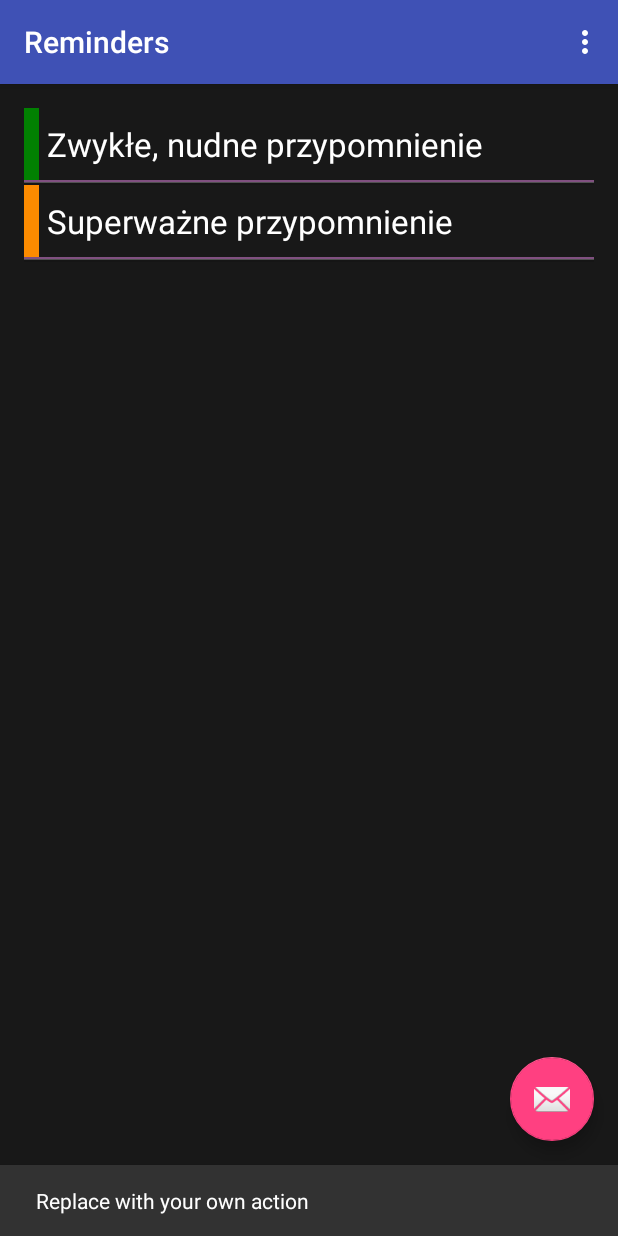
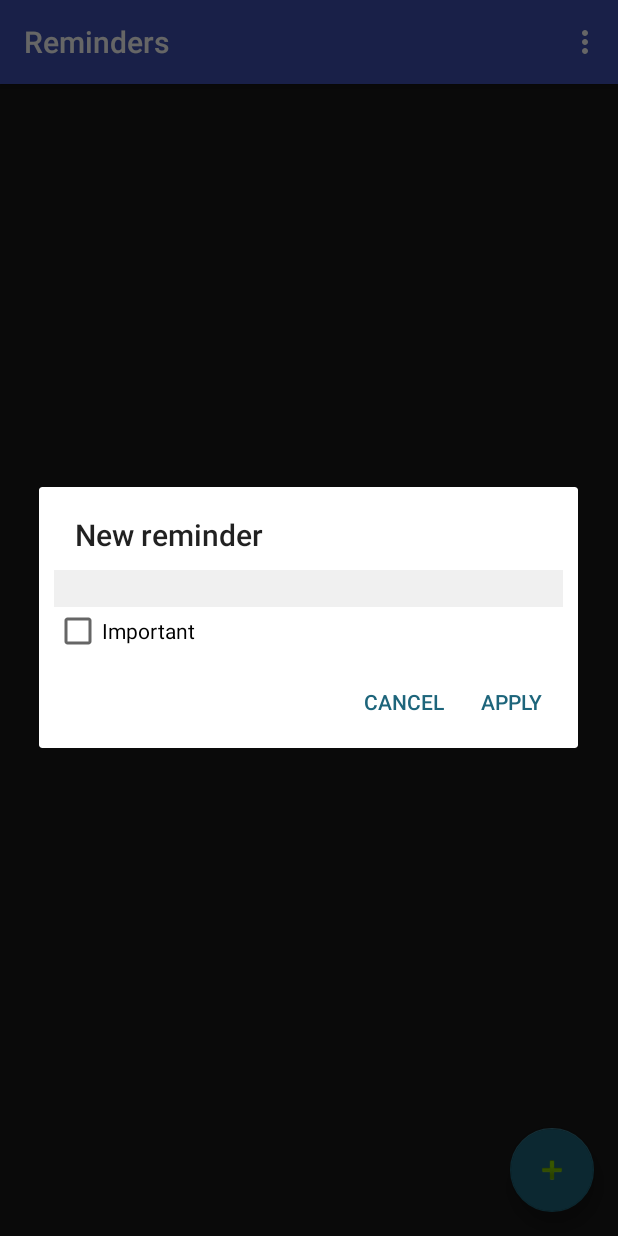
Before and after one commit to tombuczynski/reminder, an Android app: the screen it shows after launch (RemindersActivity), after a tap on an icon or button, on a phone screen of 412 x 824 dp. Run offline under Robolectric (Android 15) with nearby library versions, the phone set to English and light mode, and no system bars.

Commit message:
Docelowa funkcjonalność

```diff
--- a/app/src/main/java/com/apress/gerber/reminders/RemindersActivity.java
+++ b/app/src/main/java/com/apress/gerber/reminders/RemindersActivity.java
@@ -12,12 +12,15 @@ import android.support.v7.app.AppCompatActivity;
 import android.support.v7.widget.Toolbar;
 import android.util.Log;
 import android.view.ActionMode;
+import android.view.LayoutInflater;
 import android.view.MenuInflater;
 import android.view.View;
 import android.view.Menu;
 import android.view.MenuItem;
 import android.widget.AbsListView;
 import android.widget.AdapterView;
+import android.widget.CheckBox;
+import android.widget.EditText;
 import android.widget.ListView;
 import android.widget.Toast;
 
@@ -39,8 +42,9 @@ public class RemindersActivity extends AppCompatActivity {
         fab.setOnClickListener(new View.OnClickListener() {
             @Override
             public void onClick(View view) {
-                Snackbar.make(view, "Replace with your own action", Snackbar.LENGTH_LONG)
-                        .setAction("Action", null).show();
+//                Snackbar.make(view, "Replace with your own action", Snackbar.LENGTH_LONG)
+//                        .setAction("Action", null).show();
+                fireEditDialog(null);
             }
         });
 
@@ -48,9 +52,11 @@ public class RemindersActivity extends AppCompatActivity {
         mRemindersDB.open();
 
 
+/*
         if (savedInstanceState == null) {
             mRemindersDB.insertSomeReminders();
         }
+*/
 
 
         Cursor cur = mRemindersDB.fetchAll();
@@ -86,6 +92,7 @@ public class RemindersActivity extends AppCompatActivity {
 
         switch (id) {
             case R.id.action_new:
+                fireEditDialog(null);
                 return true;
 
             case R.id.action_exit:
@@ -106,13 +113,68 @@ public class RemindersActivity extends AppCompatActivity {
             dialBuilder.setItems(R.array.listitem_choice, new DialogInterface.OnClickListener() {
                 @Override
                 public void onClick(DialogInterface dialog, int which) {
-                    Toast.makeText(RemindersActivity.this, "Pos:" + position + ", Id:" + id + ", Which:" + which, Toast.LENGTH_SHORT).show();
+                    switch (which) {
+                        case 0:
+                            fireEditDialog(mRemindersDB.fetchReminder((int)id));
+                            break;
+
+                        case 1:
+                            mRemindersDB.delete(id);
+                            mCursorAdapter.changeCursor(mRemindersDB.fetchAll());
+                            break;
+
+                        default:
+                            Toast.makeText(RemindersActivity.this, "Pos:" + position + ", Id:" + id + ", Which:" + which, Toast.LENGTH_SHORT).show();
+                            break;
+                    }
 
                 }
             });
 
             dialBuilder.show();
         }
+    }
+
+    void fireEditDialog(final Reminder reminder) {
+        AlertDialog.Builder dialBuilder = new AlertDialog.Builder(this);
+
+        dialBuilder.setTitle(R.string.edit_dial_title_new);
+
+        LayoutInflater li = getLayoutInflater();
+        View v = li.inflate(R.layout.edit_dialog_view, null);
+        dialBuilder.setView(v);
+
+        final EditText editTextContent = (EditText)v.findViewById(R.id.editTextContent);
+        final CheckBox checkBoxImportant = (CheckBox) v.findViewById(R.id.checkBoxImportant);
+
+        if (reminder != null) {
+            editTextContent.setText(reminder.getContent());
+            checkBoxImportant.setChecked(reminder.getImportant() != 0);
+
+            dialBuilder.setTitle(R.string.edit_dial_title_edit);
+        }
+
+        dialBuilder.setPositiveButton(R.string.edit_dial_pos_button, new DialogInterface.OnClickListener() {
+            @Override
+            public void onClick(DialogInterface dialog, int which) {
+                String content = editTextContent.getText().toString();
+                boolean important = checkBoxImportant.isChecked();
+                if (reminder != null) {
+                    mRemindersDB.update(reminder.getId(), content, important);
+                } else {
+                    mRemindersDB.insert(content, important);
+                }
+                mCursorAdapter.changeCursor(mRemindersDB.fetchAll());
+            }
+        });
+        dialBuilder.setNegativeButton(R.string.edit_dial_neg_button, new DialogInterface.OnClickListener() {
+            @Override
+            public void onClick(DialogInterface dialog, int which) {
+
+            }
+        });
+
+        dialBuilder.show();
     }
 
     @TargetApi(Build.VERSION_CODES.HONEYCOMB)
--- a/app/src/main/res/layout/activity_reminders.xml
+++ b/app/src/main/res/layout/activity_reminders.xml
@@ -30,6 +30,6 @@
         android:layout_height="wrap_content"
         android:layout_gravity="bottom|end"
         android:layout_margin="@dimen/fab_margin"
-        android:src="@android:drawable/ic_dialog_email"/>
+        android:src="@android:drawable/ic_input_add"/>
 
 </android.support.design.widget.CoordinatorLayout>
--- /dev/null
+++ b/app/src/main/res/layout/edit_dialog_view.xml
@@ -0,0 +1,35 @@
+<?xml version="1.0" encoding="utf-8"?>
+<LinearLayout
+    xmlns:android="http://schemas.android.com/apk/res/android"
+    xmlns:tools="http://schemas.android.com/tools"
+    android:layout_width="match_parent"
+    android:layout_height="match_parent"
+    android:orientation="vertical"
+    tools:layout_height="wrap_content"
+    tools:layout_width="wrap_content">
+
+    <EditText
+        android:id="@+id/editTextContent"
+        android:layout_width="match_parent"
+        android:layout_height="wrap_content"
+        android:layout_marginLeft="10dp"
+        android:layout_marginTop="10dp"
+        android:layout_marginRight="10dp"
+        android:layout_weight="1"
+        android:background="@color/col_light_gray"
+        android:ems="10"
+        android:inputType="text"
+        android:textColor="@color/col_black">
+
+        <requestFocus/>
+    </EditText>
+
+    <CheckBox
+        android:id="@+id/checkBoxImportant"
+        android:layout_width="match_parent"
+        android:layout_height="wrap_content"
+        android:layout_marginLeft="10dp"
+        android:layout_marginRight="10dp"
+        android:layout_weight="1"
+        android:text="@string/edit_dial_reminder"/>
+</LinearLayout>
--- a/app/src/main/res/values/colors.xml
+++ b/app/src/main/res/values/colors.xml
@@ -2,9 +2,11 @@
 <resources>
     <color name="colorPrimary">#3F51B5</color>
     <color name="colorPrimaryDark">#303F9F</color>
-    <color name="colorAccent">#FF4081</color>
+    <color name="colorAccent">#1d657b</color>
     <color name="col_dark_gray">#181818</color>
+    <color name="col_light_gray">#F0F0F0</color>
     <color name="col_green">#018001</color>
     <color name="col_orange">#fc8b00</color>
     <color name="col_white">#ffffff</color>
+    <color name="col_black">#000000</color>
 </resources>
--- a/app/src/main/res/values/strings.xml
+++ b/app/src/main/res/values/strings.xml
@@ -3,7 +3,11 @@
     <string name="action_new">New reminder</string>
     <string name="action_exit">Exit</string>
     <string name="menu_item_delete">Remove</string>
-
+    <string name="edit_dial_reminder">Important</string>
+    <string name="edit_dial_title_new">New reminder</string>
+    <string name="edit_dial_title_edit">Edit reminder</string>
+    <string name="edit_dial_pos_button">Apply</string>
+    <string name="edit_dial_neg_button">Cancel</string>
     <array name="listitem_choice">
         <item>Edit</item>
         <item>Remove</item>
```
Also changed, not shown: app/src/main/java/com/apress/gerber/reminders/RemindersDB.java (+31 -7 lines).
